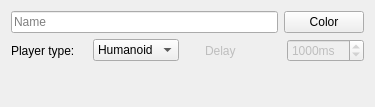
Qt form src/con4/playerconfview.ui (antoniusriha/con4) before a commit.
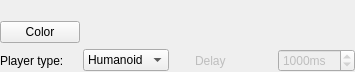
The same form after that commit. Custom widgets are drawn as their Qt base class.

Patch:
```diff
--- a/src/con4/playerconfview.ui
+++ b/src/con4/playerconfview.ui
@@ -6,35 +6,28 @@
    <rect>
     <x>0</x>
     <y>0</y>
-    <width>375</width>
-    <height>107</height>
+    <width>355</width>
+    <height>72</height>
    </rect>
   </property>
   <property name="windowTitle">
    <string>Form</string>
   </property>
   <layout class="QGridLayout" name="gridLayout">
+   <property name="margin">
+    <number>0</number>
+   </property>
    <item row="0" column="0">
     <layout class="QVBoxLayout" name="verticalLayout">
+     <item>
+      <widget class="ValidatingTextBox" name="nameTextBox" native="true"/>
+     </item>
      <item>
       <layout class="QHBoxLayout" name="horizontalLayout">
-       <item>
-        <widget class="QLineEdit" name="nameLineEdit">
-         <property name="minimumSize">
-          <size>
-           <width>200</width>
-           <height>0</height>
-          </size>
-         </property>
-         <property name="placeholderText">
-          <string>Name</string>
-         </property>
-        </widget>
-       </item>
-       <item>
+       <item alignment="Qt::AlignLeft">
         <widget class="ColorButton" name="colorButton">
          <property name="sizePolicy">
-          <sizepolicy hsizetype="Preferred" vsizetype="Fixed">
+          <sizepolicy hsizetype="Maximum" vsizetype="Fixed">
            <horstretch>0</horstretch>
            <verstretch>0</verstretch>
           </sizepolicy>
@@ -119,16 +112,6 @@
        </item>
       </layout>
      </item>
-     <item>
-      <widget class="QLabel" name="errorLabel">
-       <property name="styleSheet">
-        <string notr="true">QLabel { color: red; }</string>
-       </property>
-       <property name="text">
-        <string/>
-       </property>
-      </widget>
-     </item>
     </layout>
    </item>
   </layout>
@@ -139,6 +122,12 @@
    <extends>QPushButton</extends>
    <header>colorbutton.h</header>
   </customwidget>
+  <customwidget>
+   <class>ValidatingTextBox</class>
+   <extends>QWidget</extends>
+   <header>validatingtextbox.h</header>
+   <container>1</container>
+  </customwidget>
  </customwidgets>
  <resources/>
  <connections>
```
Left out of the diff: 18 changed lines with no effect on the pictures.
